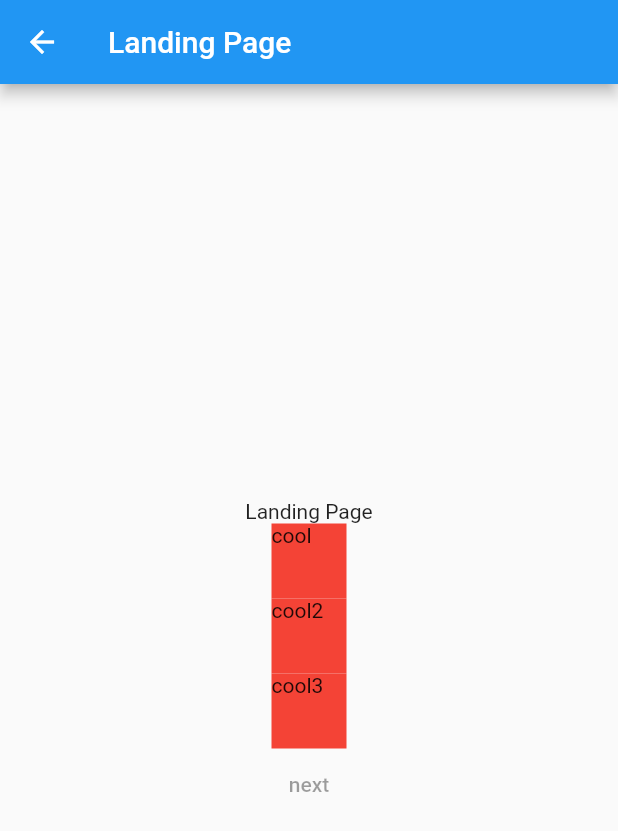
After one commit to isaiahb/flutter_practice, a Flutter app: the LandingPage screen opened directly, on a phone screen of 412 x 824 dp. The commit adds this screen. Shown: the top 831 px of the screen. Run offline on Flutter 3.47's test engine with Material 2 defaults, Android fonts, the phone set to English and light mode, and no system bars.

Commit message:
pages stuff :bomb:

```diff
--- /dev/null
+++ b/practice/lib/pages/landing_page.dart
@@ -0,0 +1,42 @@
+
+import 'package:flutter/material.dart';
+import '../widgets/example_widget.dart';
+
+class LandingPage extends StatefulWidget {
+  LandingPage({Key key}) : super(key: key);
+
+  final String title = "Landing Page";
+
+  @override
+  _LandingPageState createState() => _LandingPageState();
+}
+
+class _LandingPageState extends State<LandingPage> {
+
+
+  @override
+  Widget build(BuildContext context) {
+
+    return Scaffold(
+      appBar: AppBar(
+        title: Text(widget.title),
+      ),
+
+      body: Center(
+        child: Column(
+          mainAxisAlignment: MainAxisAlignment.center,
+          children: <Widget>[
+            Text(widget.title),
+            ExampleWidget(message: "cool"),
+            ExampleWidget(message: "cool2"),
+            ExampleWidget(message: "cool3"),
+            FlatButton(
+              // onPressed: () { Navigator.push(MyHomePage("home")) },
+              child: Text("next")
+            )
+          ],
+        ),
+      ),
+    );
+  }
+}
--- /dev/null
+++ b/practice/lib/widgets/example_widget.dart
@@ -0,0 +1,17 @@
+import 'package:flutter/material.dart';
+
+class ExampleWidget extends StatelessWidget {
+  final String message;
+
+  ExampleWidget({this.message});
+
+  @override
+  Widget build(BuildContext context) {
+    return Container(
+      color: Colors.red,
+      width: 50,
+      height: 50,
+      child: Text(message)
+    );
+  }
+}
```
Also changed, not shown: practice/lib/main.dart (+6 -103 lines), practice/lib/pages/my_home_page.dart (added, +50 -0 lines), practice/lib/pages/testing_page.dart (added, +28 -0 lines).
